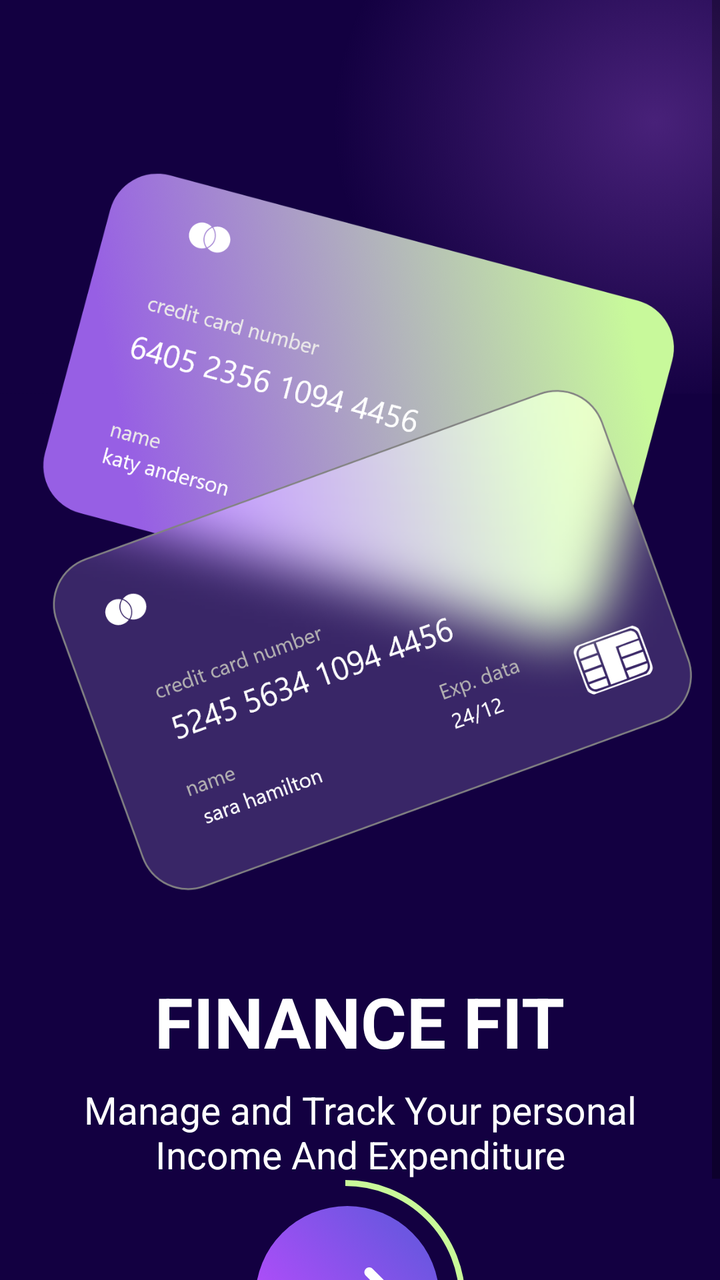
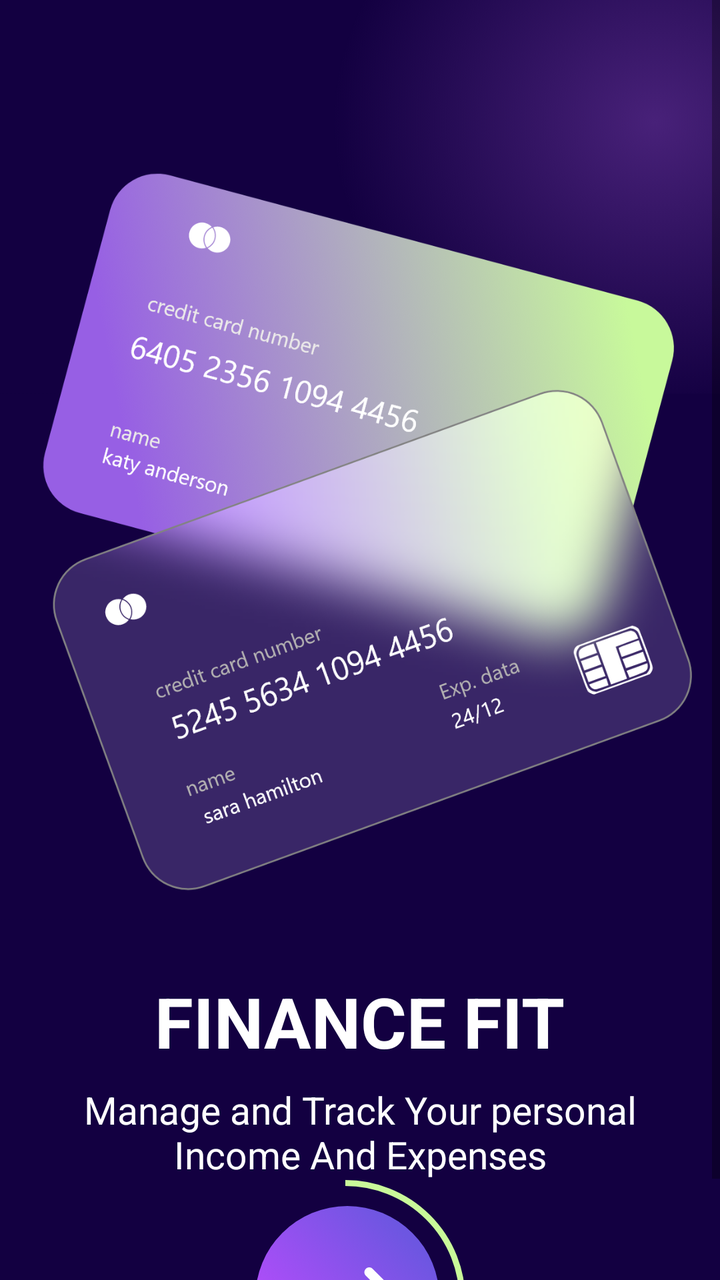

Two renders of the same Android screen: before a commit and after it. Below are the layout's source before the change and the commit's diff.
<!-- AndroidManifest.xml: application theme Theme.FinanceFit -->
<!-- res/layout/activity_intro.xml -->
<?xml version="1.0" encoding="utf-8"?>
<ScrollView xmlns:android="http://schemas.android.com/apk/res/android"
    xmlns:app="http://schemas.android.com/apk/res-auto"
    xmlns:tools="http://schemas.android.com/tools"
    android:layout_width="match_parent"
    android:layout_height="match_parent"
    android:background="#130041"
    android:fillViewport="true">

    <androidx.constraintlayout.widget.ConstraintLayout
        android:layout_width="match_parent"
        android:layout_height="match_parent"
        android:background="#130041"
        tools:context=".Intro">

    <ImageView
        android:id="@+id/imageView"
        android:layout_width="wrap_content"
        android:layout_height="wrap_content"
        app:layout_constraintEnd_toEndOf="parent"
        app:layout_constraintTop_toTopOf="parent"
        app:srcCompat="@drawable/circle_top_splash" />

    <ImageView
        android:id="@+id/imageView2"
        android:layout_width="wrap_content"
        android:layout_height="wrap_content"
        android:layout_marginTop="54sp"
        app:layout_constraintEnd_toEndOf="parent"
        app:layout_constraintStart_toStartOf="parent"
        app:layout_constraintTop_toTopOf="parent"
        app:srcCompat="@drawable/credit" />

    <TextView
        android:id="@+id/textView"
        android:layout_width="wrap_content"
        android:layout_height="wrap_content"
        android:text="FINANCE FIT"
        android:textSize="35sp"
        android:textColor="#ffffff"
        android:textStyle="bold"
        app:layout_constraintEnd_toEndOf="parent"
        app:layout_constraintStart_toStartOf="parent"
        app:layout_constraintTop_toBottomOf="@+id/imageView2" />

    <TextView
        android:id="@+id/textView2"
        android:layout_width="wrap_content"
        android:layout_height="wrap_content"
        android:text="Manage and Track Your personal\n
Income And Expenditure "
        android:textColor="#ffffff"
        android:textSize="19sp"
        android:textAlignment="center"
        android:layout_marginTop="8sp"
        app:layout_constraintEnd_toEndOf="@+id/textView"
        app:layout_constraintStart_toStartOf="@+id/textView"
        app:layout_constraintTop_toBottomOf="@+id/textView" />
    <androidx.constraintlayout.widget.ConstraintLayout

        android:layout_height="wrap_content"
        android:layout_width="wrap_content"
        android:id="@+id/goBtn"
        app:layout_constraintBottom_toBottomOf="parent"
        app:layout_constraintEnd_toEndOf="parent"
        app:layout_constraintStart_toStartOf="parent"
        app:layout_constraintTop_toBottomOf="@+id/textView2">
        <ImageView
            android:layout_width="wrap_content"
            android:layout_height="wrap_content"
            app:srcCompat="@drawable/intro_button"
            tools:layout_editor_absoluteX="160sp"
            tools:layout_editor_absoluteY="619sp"
            app:layout_constraintBottom_toBottomOf="parent"
            app:layout_constraintEnd_toEndOf="parent"
            app:layout_constraintStart_toStartOf="parent"
            app:layout_constraintTop_toTopOf="parent"/>

    </androidx.constraintlayout.widget.ConstraintLayout>

    </androidx.constraintlayout.widget.ConstraintLayout>
</ScrollView>
<!-- resources referenced by this layout -->
<resources>
  <!-- drawable circle_top_splash: png bitmap (drawable-hdpi, 45644 bytes) -->
  <!-- drawable credit: png bitmap (drawable, 154626 bytes) -->
  <!-- drawable intro_button: png bitmap (drawable-hdpi, 13668 bytes) -->
  <style name="Theme.FinanceFit" parent="Theme.MaterialComponents.DayNight.NoActionBar">
          
          <item name="colorPrimary">@color/purple_500</item>
          <item name="colorPrimaryVariant">@color/purple_700</item>
          <item name="colorOnPrimary">@color/white</item>
          
          <item name="colorSecondary">@color/teal_200</item>
          <item name="colorSecondaryVariant">@color/teal_700</item>
          <item name="colorOnSecondary">@color/black</item>
          
          <item name="android:statusBarColor">#130041</item>
  
          
      </style>
  <color name="purple_500">#FF6200EE</color>
  <color name="purple_700">#FF3700B3</color>
  <color name="white">#FFFFFFFF</color>
  <color name="teal_200">#FF03DAC5</color>
  <color name="teal_700">#FF018786</color>
  <color name="black">#FF000000</color>
</resources>

<!-- the commit's change to res/layout/activity_intro.xml (unified diff, before → after) -->
@@ -48,7 +48,7 @@
         android:layout_width="wrap_content"
         android:layout_height="wrap_content"
         android:text="Manage and Track Your personal\n
-Income And Expenditure "
+Income And Expenses "
         android:textColor="#ffffff"
         android:textSize="19sp"
         android:textAlignment="center"
